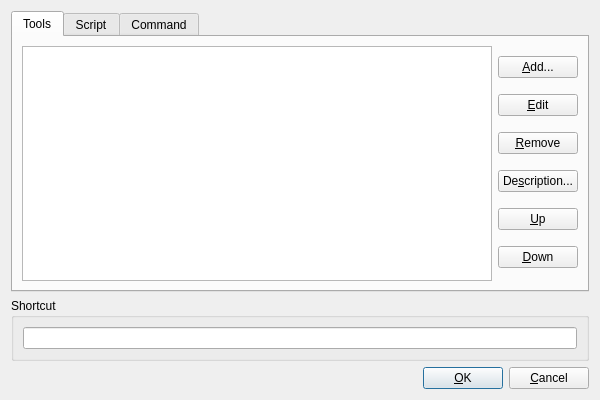
This is src/gui/Src/Gui/FavouriteTools.ui in x64dbg/x64dbg as Qt 5 draws it before an edit. The edited form follows.
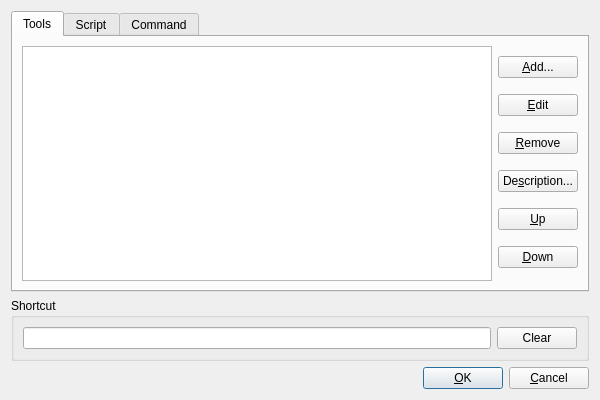
This is the edited form. Icons and pictures are not drawn. Custom widgets are drawn as their Qt base class.

Commit message: Add auto-scrolling to tables. Add clear shortcut button. Fix bug with shortcut edit in favourites dialog.

What changed in the file:
```diff
--- a/src/gui/Src/Gui/FavouriteTools.ui
+++ b/src/gui/Src/Gui/FavouriteTools.ui
@@ -195,6 +195,13 @@
       <item>
        <widget class="ShortcutEdit" name="shortcutEdit"/>
       </item>
+      <item>
+       <widget class="QPushButton" name="btnClearShortcut">
+        <property name="text">
+         <string>Clear</string>
+        </property>
+       </widget>
+      </item>
      </layout>
     </widget>
    </item>
```
The commit also changes 6 other files.
